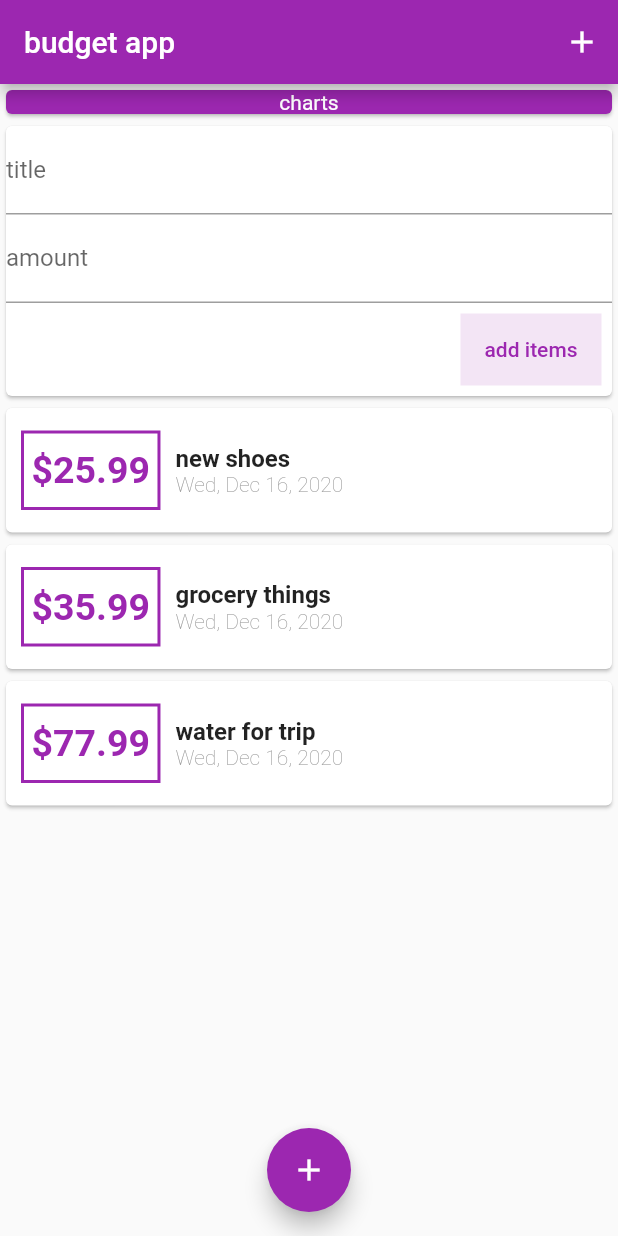
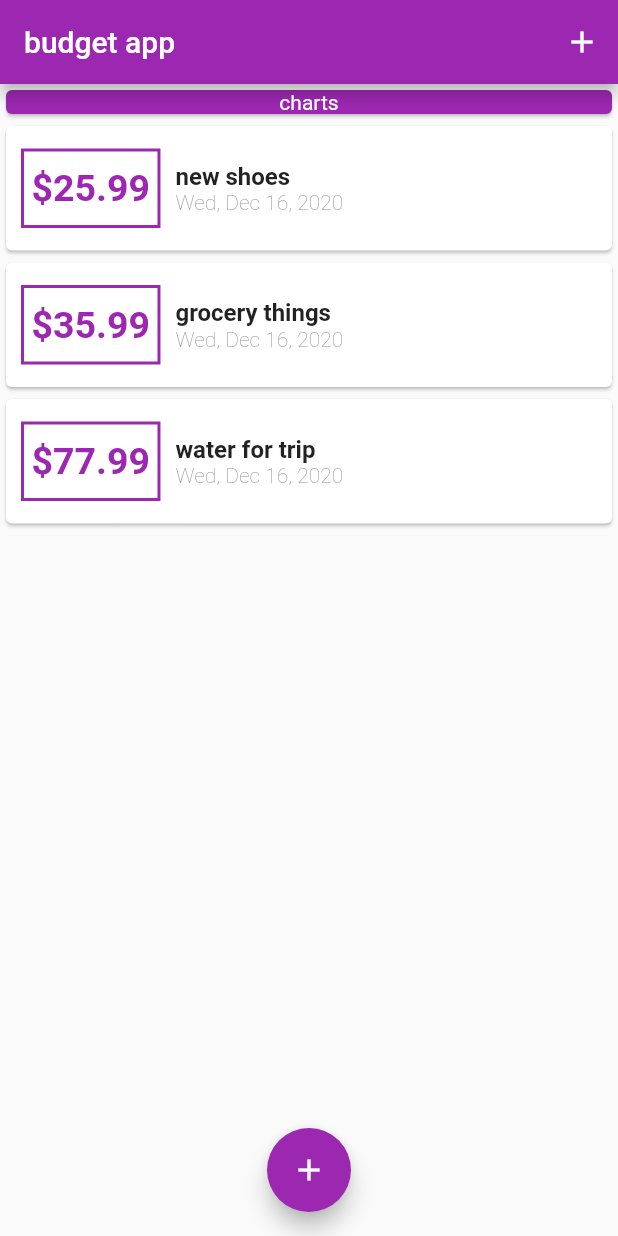
Before and after one commit to mxm5/mx_purple_charts, a Flutter app: the screen it shows after launch, after a tap on the "add" icon, on a phone screen of 412 x 824 dp. Run offline on Flutter 3.47's test engine with Material 2 defaults, Android fonts, the phone set to English and light mode, and no system bars.

```diff
--- a/lib/main.dart
+++ b/lib/main.dart
@@ -4,11 +4,53 @@ import 'package:intl/intl.dart';
 import 'package:flutter/material.dart';
 import 'package:grocery_app_flutter/transaction.dart';
 
+import 'input_widgets/input_widget.dart';
+import 'input_widgets/list_widget.dart';
+
 void main() {
   runApp(MyApp());
 }
 
-class MyApp extends StatelessWidget {
+class MyApp extends StatefulWidget {
+  @override
+  _MyAppState createState() => _MyAppState();
+}
+
+class _MyAppState extends State<MyApp> {
+  final List<Transaction> _transactions = [
+    Transaction(
+        amount: 25.99,
+        date: DateTime.now(),
+        id: 'Hxl352lvz',
+        title: 'new shoes'),
+    Transaction(
+        amount: 35.99,
+        date: DateTime.now(),
+        id: 'xnjr353',
+        title: 'grocery things'),
+    Transaction(
+        amount: 77.99,
+        date: DateTime.now(),
+        id: 'fnkj30789',
+        title: 'water for trip')
+  ];
+
+  void _addTransaction(Transaction addedTransaction) {
+    setState(() {
+      _transactions.add(addedTransaction);
+    });
+  }
+
+  void startTransaction(BuildContext ctx) {
+    showModalBottomSheet(
+        context: ctx,
+        builder: (_) {
+          return InputWidget(
+            addTransaction: _addTransaction,
+          );
+        });
+  }
+
   @override
   Widget build(BuildContext context) {
     return MaterialApp(
@@ -19,13 +61,13 @@ class MyApp extends StatelessWidget {
       ),
       home: Scaffold(
         floatingActionButtonLocation: FloatingActionButtonLocation.centerFloat,
-        floatingActionButton: FloatingActionButton(
-          child: Icon(Icons.add),
-          onPressed: () {},
-        ),
         appBar: AppBar(
           title: Text('budget app'),
-          actions: [IconButton(icon: Icon(Icons.add), onPressed: () {})],
+          actions: [
+            IconButton(
+                icon: Icon(Icons.add),
+                onPressed: () => startTransaction(context))
+          ],
         ),
         body: SingleChildScrollView(
           child: Column(
@@ -39,9 +81,15 @@ class MyApp extends StatelessWidget {
                 ),
                 color: Colors.purple,
               ),
-              ListOfItems(),
+              ListWidget(
+                transactions: _transactions,
+              ),
             ],
           ),
+        ),
+        floatingActionButton: FloatingActionButton(
+          child: Icon(Icons.add),
+          onPressed: () => startTransaction(context),
         ),
       ),
     );
--- a/zzchanges.txt
+++ b/zzchanges.txt
@@ -21,3 +21,9 @@ what is underscore job in flutter
         when we get a forced value for the type of the thing we are passing but we wont use it or care to it
 when you copy a lot it means
         then you will have to change it many places
+how we move the master state widget to a topper level
+        we take mini widgets in the places we want
+        and move logics to the new state handler
+        and at the final step we delete things
+        and only after that all we make widget STATE FUL
+        cuz flutter makes pointers to widget finals itself
```
